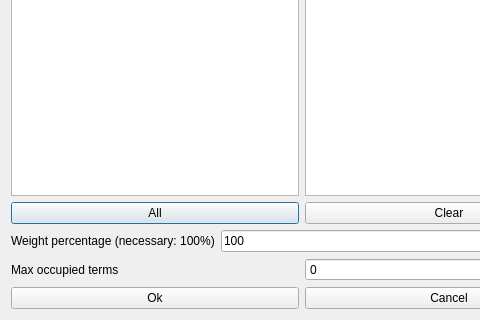
Before: the Qt Designer form fet/src/interface/modifyconstraintactivitiesoccupymaxtermsform_template.ui in vonmecheln/fet, drawn with Qt 5; both pictures show x 0 to 480 and y 226 to 546 of the 604 by 546 pixel window.
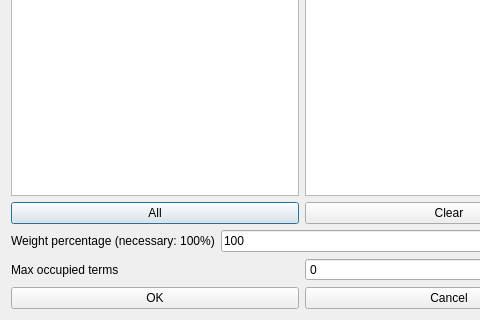
After: the same form once the commit is applied.

```diff
--- a/fet/src/interface/modifyconstraintactivitiesoccupymaxtermsform_template.ui
+++ b/fet/src/interface/modifyconstraintactivitiesoccupymaxtermsform_template.ui
@@ -149,7 +149,7 @@
      <item>
       <widget class="QPushButton" name="okPushButton">
        <property name="text">
-        <string>Ok</string>
+        <string>OK</string>
        </property>
       </widget>
      </item>
```
